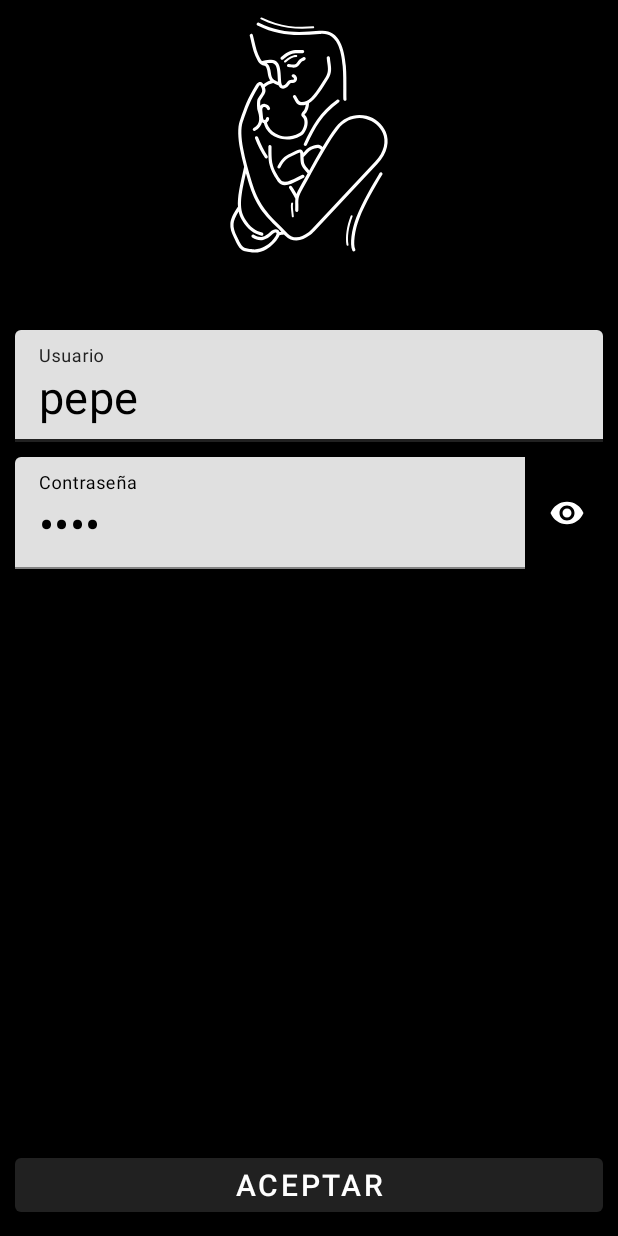
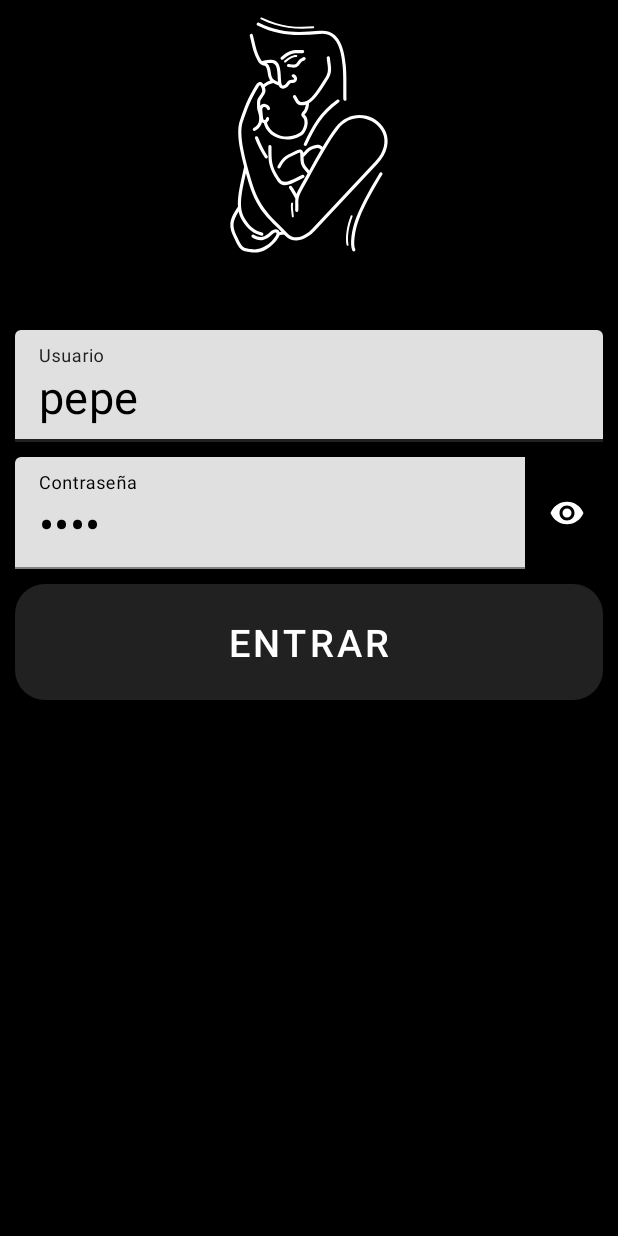
Before and after one commit to santiago-iturriaga/te_cantamos, an Android app: the screen it shows after launch (LoginActivity), on a phone screen of 412 x 824 dp. Run offline under Robolectric (Android 15) with nearby library versions, the phone set to English and light mode, and no system bars.

```diff
--- a/app/src/main/res/layout/activity_login.xml
+++ b/app/src/main/res/layout/activity_login.xml
@@ -57,12 +57,19 @@
                 android:inputType="textPassword"
                 android:text="coco" />
             </com.google.android.material.textfield.TextInputLayout>
+
+        <Space android:layout_width="match_parent"
+            android:layout_height="10dp"></Space>
+
+        <Button
+            android:layout_width="match_parent"
+            android:layout_height="wrap_content"
+            android:id="@+id/loginButtonAceptar"
+            android:text="Entrar"
+            android:textSize="25dp"
+            android:padding="15dp"
+            android:layout_marginBottom="5dp"
+            android:background="@drawable/bg_button" />
     </LinearLayout>
-    <Button
-        android:layout_alignParentBottom="true"
-        android:layout_width="match_parent"
-        android:layout_height="wrap_content"
-        android:id="@+id/loginButtonAceptar"
-        android:text="Aceptar"
-        android:textSize="20dp" />
+
 </RelativeLayout>
```
